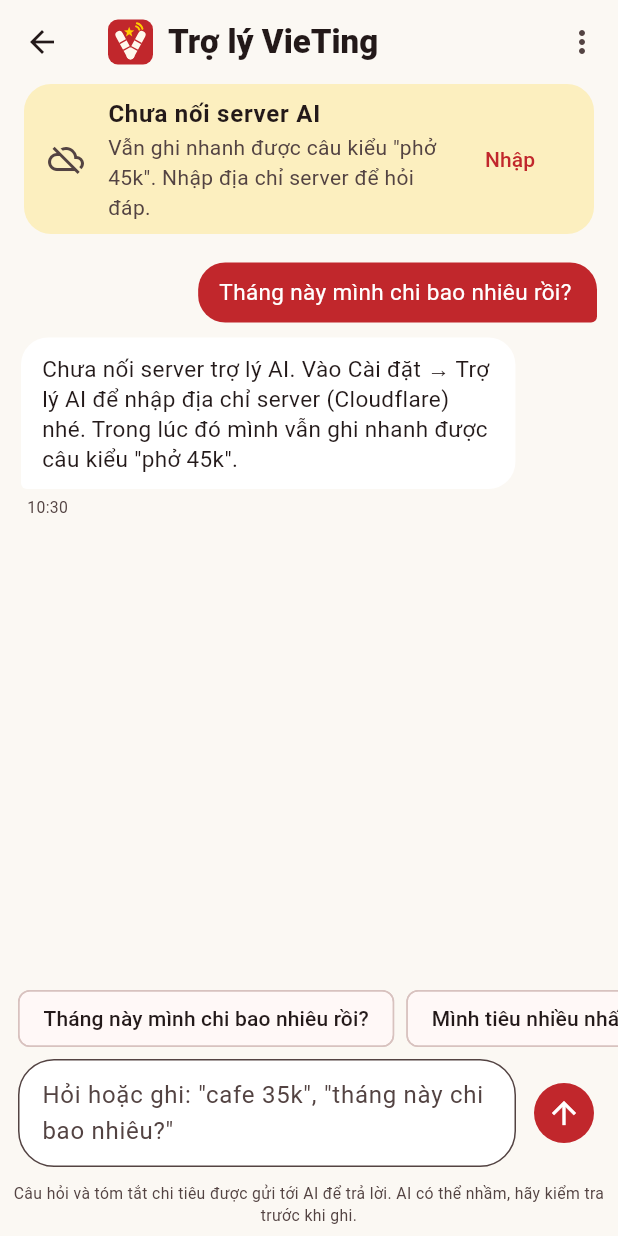
After one commit to phamlongnb2004/vieting, a Flutter app: the AssistantScreen screen opened directly, after a tap on "Tháng này mình chi bao nhiêu rồi?", on a phone screen of 412 x 824 dp. The commit adds this screen. Run offline on Flutter 3.47's test engine with Material 3 defaults, Android fonts, the phone set to English and light mode, and no system bars; our stand-ins replace app_links.

Commit message:
Trợ lý AI: chat hỏi chi tiêu, ghi giao dịch bằng lời, đặt ngân sách (Gemini miễn phí + Workers AI dự phòng)

```diff
--- a/lib/models.dart
+++ b/lib/models.dart
@@ -188,3 +188,49 @@ class NoticeLog {
   factory NoticeLog.fromJson(Map<String, dynamic> j) =>
       NoticeLog(RawNotice.fromJson(Map<String, dynamic>.from(j['n'] as Map)), (j['s'] ?? 'unparsed') as String, j['t'] as String?);
 }
+
+/// Một tin nhắn trong khung trò chuyện với trợ lý AI (chỉ lưu trên máy).
+class ChatMsg {
+  final String role; // user | model
+  final String text;
+  final List<Map<String, dynamic>> actions; // add_txn | set_budget
+  final List<String> status; // '' | done | skip, theo từng hành động
+  final DateTime time;
+  final bool error;
+
+  ChatMsg({
+    required this.role,
+    required this.text,
+    List<Map<String, dynamic>>? actions,
+    List<String>? status,
+    DateTime? time,
+    this.error = false,
+  })  : actions = actions ?? [],
+        status = status ?? List.filled((actions ?? []).length, '', growable: true),
+        time = time ?? DateTime.now();
+
+  Map<String, dynamic> toJson() => {
+        'r': role,
+        't': text,
+        if (actions.isNotEmpty) 'a': actions,
+        if (actions.isNotEmpty) 's': status,
+        'tm': time.millisecondsSinceEpoch,
+        if (error) 'e': true,
+      };
+
+  factory ChatMsg.fromJson(Map<String, dynamic> j) {
+    final acts = ((j['a'] as List?) ?? []).map((e) => Map<String, dynamic>.from(e as Map)).toList();
+    final st = ((j['s'] as List?) ?? []).map((e) => e.toString()).toList();
+    while (st.length < acts.length) {
+      st.add('');
+    }
+    return ChatMsg(
+      role: (j['r'] ?? 'user') as String,
+      text: (j['t'] ?? '') as String,
+      actions: acts,
+      status: st,
+      time: DateTime.fromMillisecondsSinceEpoch((j['tm'] as num?)?.toInt() ?? nowMs()),
+      error: j['e'] == true,
+    );
+  }
+}
--- /dev/null
+++ b/lib/parser/quick_add.dart
@@ -0,0 +1,58 @@
+import '../categories.dart';
+import '../util/text.dart';
+
+/// Đọc nhanh câu ghi chép kiểu "phở 45k", "nhận lương 15tr", "+1tr2 bán đồ cũ" khi không có AI.
+class QuickAdd {
+  final int amount;
+  final bool income;
+  final String note;
+  final String categoryId;
+  const QuickAdd(this.amount, this.income, this.note, this.categoryId);
+
+  static final _amountRe = RegExp(
+      r'([+-])?\s*(\d+(?:[.,]\d+)*)\s*(?:(k|nghin|ngan|trieu|tr|cu|m|ty|ti|dong|vnd|d)(?![a-z]))?\s*(\d{1,3})?(?!\d)');
+
+  static final _incomeWords = RegExp(r'\b(nhan|luong|thuong|duoc cho|duoc tang|ban do|ban hang|thu tien|hoan tien|tien lai)\b');
+
+  /// Trả về null nếu không thấy số tiền hợp lý.
+  static QuickAdd? parse(String text, Map<String, String> learned) {
+    final f = fold(text);
+    for (final m in _amountRe.allMatches(f)) {
+      final numStr = m.group(2)!;
+      final unit = m.group(3) ?? '';
+      final tail = m.group(4);
+      double base;
+      final cleaned = numStr.replaceAll(RegExp(r'[.,](?=\d{3}\b)'), '');
+      base = double.tryParse(cleaned.replaceAll(',', '.')) ?? 0;
+      int amount;
+      switch (unit) {
+        case 'k':
+        case 'nghin':
+        case 'ngan':
+          amount = (base * 1000).round();
+        case 'tr':
+        case 'trieu':
+        case 'cu':
+        case 'm':
+          amount = (base * 1000000).round();
+          // "1tr2" = 1.200.000, "1tr25" = 1.250.000
+          if (tail != null) amount += (int.parse(tail.padRight(3, '0').substring(0, 3)) * 1000);
+        case 'ty':
+        case 'ti':
+          amount = (base * 1000000000).round();
+        default:
+          amount = base.round();
+      }
+      if (amount <= 0) continue;
+      if (unit.isEmpty && amount < 1000) continue; // "2 ly", "3 người"... không phải tiền
+      final src = f.length == text.length ? text : f;
+      final rest = ('${src.substring(0, m.start)} ${src.substring(m.end)}')
+          .replaceAll(RegExp(r'\s+'), ' ')
+          .trim();
+      final income = m.group(1) == '+' || (m.group(1) != '-' && _incomeWords.hasMatch(f));
+      final note = rest.isEmpty ? (income ? 'Khoản thu' : 'Khoản chi') : rest;
+      return QuickAdd(amount, income, note, guessCategory(income, note, learned));
+    }
+    return null;
+  }
+}
--- /dev/null
+++ b/lib/screens/assistant.dart
@@ -0,0 +1,342 @@
+import 'package:flutter/material.dart';
+
+import '../models.dart';
+import '../services/assistant.dart';
+import '../store.dart';
+import '../theme.dart';
+import '../util/format.dart';
+import '../widgets/logo.dart';
+import 'edit_txn.dart';
+
+const _suggestions = [
+  'Tháng này mình chi bao nhiêu rồi?',
+  'Mình tiêu nhiều nhất vào đâu?',
+  'Ăn phở 45k',
+  'Đặt ngân sách ăn uống 3 triệu',
+  'So với tháng trước thế nào?',
+  'Gợi ý cách tiết kiệm cho mình',
+];
+
+/// Trò chuyện với trợ lý AI: hỏi về chi tiêu, ghi giao dịch bằng lời, đặt ngân sách.
+class AssistantScreen extends StatefulWidget {
+  const AssistantScreen({super.key});
+
+  @override
+  State<AssistantScreen> createState() => _AssistantScreenState();
+}
+
+class _AssistantScreenState extends State<AssistantScreen> {
+  final _input = TextEditingController();
+  final _scroll = ScrollController();
+  bool _busy = false;
+
+  @override
+  void dispose() {
+    _input.dispose();
+    _scroll.dispose();
+    super.dispose();
+  }
+
+  void _toBottom() {
+    WidgetsBinding.instance.addPostFrameCallback((_) {
+      if (_scroll.hasClients) {
+        _scroll.animateTo(_scroll.position.maxScrollExtent + 200,
+            duration: const Duration(milliseconds: 250), curve: Curves.easeOut);
+      }
+    });
+  }
+
+  Future<void> _send([String? preset]) async {
+    final text = (preset ?? _input.text).trim();
+    if (text.isEmpty || _busy) return;
+    final store = StoreScope.read(context);
+    _input.clear();
+    store.addChat(ChatMsg(role: 'user', text: text));
+    setState(() => _busy = true);
+    _toBottom();
+    final r = await Assistant.ask(store, text);
+    if (!mounted) return;
+    store.addChat(Assistant.toMsg(r));
+    setState(() => _busy = false);
+    _toBottom();
+  }
+
+  Future<void> _serverDialog() async {
+    final store = StoreScope.read(context);
+    final c = TextEditingController(text: store.serverUrl);
+    final ok = await showDialog<bool>(
+      context: context,
+      builder: (ctx) => AlertDialog(
+        title: const Text('Địa chỉ server trợ lý'),
+        content: SizedBox(
+          width: 360,
+          child: TextField(
+            controller: c,
+            keyboardType: TextInputType.url,
+            decoration: const InputDecoration(hintText: 'https://vieting.xxx.workers.dev'),
+          ),
+        ),
+        actions: [
+          TextButton(onPressed: () => Navigator.pop(ctx, false), child: const Text('Hủy')),
+          FilledButton(onPressed: () => Navigator.pop(ctx, true), child: const Text('Lưu')),
+        ],
+      ),
+    );
+    if (ok == true) store.setServerUrl(c.text);
+  }
+
+  @override
+  Widget build(BuildContext context) {
+    final store = StoreScope.of(context);
+    final cs = Theme.of(context).colorScheme;
+    final msgs = store.chat;
+
+    return Scaffold(
+      appBar: AppBar(
+        title: const Row(children: [
+          CoinLogo(size: 30),
+          SizedBox(width: 10),
+          Text('Trợ lý VieTing', style: TextStyle(fontWeight: FontWeight.w800)),
+        ]),
+        actions: [
+          PopupMenuButton<String>(
+            onSelected: (v) {
+              if (v == 'server') _serverDialog();
+              if (v == 'clear') store.clearChat();
+            },
+            itemBuilder: (_) => const [
+              PopupMenuItem(value: 'server', child: Text('Địa chỉ server')),
+              PopupMenuItem(value: 'clear', child: Text('Xóa cuộc trò chuyện')),
+            ],
+          ),
+        ],
+      ),
+      body: Column(children: [
+        if (store.serverUrl.isEmpty)
+          Padding(
+            padding: const EdgeInsets.fromLTRB(16, 0, 16, 8),
+            child: Card(
+              color: Brand.yellow.withAlpha(55),
+              child: ListTile(
+                leading: const Icon(Icons.cloud_off_outlined),
+                title: const Text('Chưa nối server AI', style: TextStyle(fontWeight: FontWeight.w700)),
+                subtitle: const Text('Vẫn ghi nhanh được câu kiểu "phở 45k". Nhập địa chỉ server để hỏi đáp.'),
+                trailing: TextButton(onPressed: _serverDialog, child: const Text('Nhập')),
+              ),
+            ),
+          ),
+        Expanded(
+          child: msgs.isEmpty
+              ? _Empty(onPick: _send)
+              : ListView.builder(
+                  controller: _scroll,
+                  padding: const EdgeInsets.fromLTRB(14, 6, 14, 12),
+                  itemCount: msgs.length + (_busy ? 1 : 0),
+                  itemBuilder: (context, i) {
+                    if (i == msgs.length) return const _Typing();
+                    return _Bubble(msg: msgs[i]);
+                  },
+                ),
+        ),
+        if (msgs.isNotEmpty && !_busy)
+          SizedBox(
+            height: 42,
+            child: ListView(
+              scrollDirection: Axis.horizontal,
+              padding: const EdgeInsets.symmetric(horizontal: 12),
+              children: [
+                for (final s in _suggestions)
+                  Padding(
+                    padding: const EdgeInsets.only(right: 8),
+                    child: ActionChip(label: Text(s), onPressed: () => _send(s)),
+                  ),
+              ],
+            ),
+          ),
+        SafeArea(
+          top: false,
+          child: Padding(
+            padding: const EdgeInsets.fromLTRB(12, 6, 12, 10),
+            child: Row(children: [
+              Expanded(
+                child: TextField(
+                  controller: _input,
+                  minLines: 1,
+                  maxLines: 4,
+                  textInputAction: TextInputAction.send,
+                  onSubmitted: (_) => _send(),
+                  decoration: InputDecoration(
+                    hintText: 'Hỏi hoặc ghi: "cafe 35k", "tháng này chi bao nhiêu?"',
+                    isDense: true,
+                    border: OutlineInputBorder(borderRadius: BorderRadius.circular(24)),
+                  ),
+                ),
+              ),
+              const SizedBox(width: 8),
+              IconButton.filled(
+                onPressed: _busy ? null : () => _send(),
+                icon: const Icon(Icons.arrow_upward),
+              ),
+            ]),
+          ),
+        ),
+        Padding(
+          padding: const EdgeInsets.only(bottom: 6),
+          child: Text('Câu hỏi và tóm tắt chi tiêu được gửi tới AI để trả lời. AI có thể nhầm, hãy kiểm tra trước khi ghi.',
+              textAlign: TextAlign.center, style: TextStyle(fontSize: 10.5, color: cs.onSurfaceVariant)),
+        ),
+      ]),
+    );
+  }
+}
+
+class _Empty extends StatelessWidget {
+  final void Function(String) onPick;
+  const _Empty({required this.onPick});
+
+  @override
+  Widget build(BuildContext context) {
+    final cs = Theme.of(context).colorScheme;
+    return ListView(
+      padding: const EdgeInsets.all(24),
+      children: [
+        const SizedBox(height: 20),
+        const Center(child: CoinLogo(size: 72)),
+        const SizedBox(height: 14),
+        const Center(
+          child: Text('Chào bạn, mình là trợ lý VieTing', style: TextStyle(fontSize: 18, fontWeight: FontWeight.w800)),
+        ),
+        const SizedBox(height: 6),
+        Text(
+          'Hỏi mình về chi tiêu, nhờ ghi giao dịch bằng một câu ("ăn phở 45k") hoặc đặt ngân sách. '
+          'Mình luôn hỏi lại trước khi ghi.',
+          textAlign: TextAlign.center,
+          style: TextStyle(color: cs.onSurfaceVariant),
+        ),
+        const SizedBox(height: 20),
+        Wrap(
+          alignment: WrapAlignment.center,
+          spacing: 8,
+          runSpacing: 8,
+          children: [for (final s in _suggestions) ActionChip(label: Text(s), onPressed: () => onPick(s))],
+        ),
+      ],
+    );
+  }
+}
+
+class _Typing extends StatelessWidget {
+  const _Typing();
+
+  @override
+  Widget build(BuildContext context) => Align(
+        alignment: Alignment.centerLeft,
+        child: Container(
+          margin: const EdgeInsets.symmetric(vertical: 6),
+          padding: const EdgeInsets.symmetric(horizontal: 16, vertical: 12),
+          decoration: BoxDecoration(
+            color: Theme.of(context).cardTheme.color,
+            borderRadius: BorderRadius.circular(18),
+          ),
+          child: const SizedBox(width: 22, height: 14, child: LinearProgressIndicator(minHeight: 3)),
+        ),
+      );
+}
+
+class _Bubble extends StatelessWidget {
+  final ChatMsg msg;
+  const _Bubble({required this.msg});
+
+  @override
+  Widget build(BuildContext context) {
+    final store = StoreScope.of(context);
+    final cs = Theme.of(context).colorScheme;
+    final mine = msg.role == 'user';
+    final maxW = MediaQuery.sizeOf(context).width * 0.8;
+    return Align(
+      alignment: mine ? Alignment.centerRight : Alignment.centerLeft,
+      child: ConstrainedBox(
+        constraints: BoxConstraints(maxWidth: maxW > 560 ? 560 : maxW),
+        child: Column(
+          crossAxisAlignment: mine ? CrossAxisAlignment.end : CrossAxisAlignment.start,
+          children: [
+            Container(
+              margin: const EdgeInsets.symmetric(vertical: 5),
+              padding: const EdgeInsets.symmetric(horizontal: 14, vertical: 10),
+              decoration: BoxDecoration(
+                color: mine ? Brand.red : Theme.of(context).cardTheme.color,
+                borderRadius: BorderRadius.only(
+                  topLeft: const Radius.circular(18),
+                  topRight: const Radius.circular(18),
+                  bottomLeft: Radius.circular(mine ? 18 : 4),
+                  bottomRight: Radius.circular(mine ? 4 : 18),
+                ),
+              ),
+              child: SelectableText(msg.text,
+                  style: TextStyle(color: mine ? Colors.white : cs.onSurface, fontSize: 15, height: 1.35)),
+            ),
+            for (var i = 0; i < msg.actions.length; i++)
+              Container(
+                margin: const EdgeInsets.only(bottom: 6),
+                padding: const EdgeInsets.fromLTRB(12, 8, 8, 8),
+                decoration: BoxDecoration(
+                  border: Border.all(color: Brand.bamboo.withAlpha(120)),
+                  borderRadius: BorderRadius.circular(14),
+                  color: Brand.bamboo.withAlpha(18),
+                ),
+                child: Row(children: [
+                  Icon(msg.actions[i]['type'] == 'add_txn' ? Icons.edit_note : Icons.savings_outlined,
+                      color: Brand.bamboo, size: 20),
+                  const SizedBox(width: 8),
+                  Flexible(child: Text(Assistant.describe(msg.actions[i]), style: const TextStyle(fontWeight: FontWeight.w600))),
+                  const SizedBox(width: 6),
+                  if (msg.status[i] == 'done')
+                    const Padding(
+                      padding: EdgeInsets.all(6),
+                      child: Row(mainAxisSize: MainAxisSize.min, children: [
+                        Icon(Icons.check_circle, color: Brand.bamboo, size: 18),
+                        SizedBox(width: 4),
+                        Text('Đã xong', style: TextStyle(color: Brand.bamboo, fontWeight: FontWeight.w700)),
+                      ]),
+                    )
+                  else if (msg.status[i] == 'skip')
+                    Padding(
+                      padding: const EdgeInsets.all(6),
+                      child: Text('Đã bỏ qua', style: TextStyle(color: cs.onSurfaceVariant)),
+                    )
+                  else ...[
+                    TextButton(onPressed: () => store.skipAction(msg, i), child: const Text('Bỏ')),
+                    FilledButton(
+                      style: FilledButton.styleFrom(backgroundColor: Brand.bamboo, visualDensity: VisualDensity.compact),
+                      onPressed: () {
+                        final r = store.applyAction(msg, i);
+                        final isTxn = r.startsWith('txn:');
+                        ScaffoldMessenger.of(context).showSnackBar(SnackBar(
+                          content: Text(isTxn ? 'Đã ghi giao dịch' : 'Đã đặt ngân sách'),
+                          action: isTxn
+                              ? SnackBarAction(
+                                  label: 'Sửa',
+                                  onPressed: () {
+                                    final t = store.txns[r.substring(4)];
+                                    if (t != null) openEditTxn(context, t);
+                                  },
+                                )
+                              : null,
+                        ));
+                      },
+                      child: Text(msg.actions[i]['type'] == 'add_txn' ? 'Ghi' : 'Đặt'),
+                    ),
+                  ],
+                ]),
+              ),
+            if (!mine && msg.actions.isEmpty)
+              Padding(
+                padding: const EdgeInsets.only(left: 4, bottom: 4),
+                child: Text(hm(msg.time), style: TextStyle(fontSize: 10.5, color: cs.onSurfaceVariant)),
+              ),
+          ],
+        ),
+      ),
+    );
+  }
+}
--- a/lib/screens/home_shell.dart
+++ b/lib/screens/home_shell.dart
@@ -9,6 +9,7 @@ import '../models.dart';
 import '../services/notify_bridge.dart';
 import '../store.dart';
 import '../util/format.dart';
+import 'assistant.dart';
 import 'budgets.dart';
 import 'edit_txn.dart';
 import 'overview.dart';
@@ -118,12 +119,14 @@ class _HomeShellState extends State<HomeShell> with WidgetsBindingObserver {
     final pages = [
       OverviewScreen(onSeeAll: () => setState(() => _tab = 1)),
       const TransactionsScreen(),
+      const AssistantScreen(),
       const BudgetsScreen(),
       const SettingsScreen(),
     ];
     const items = [
       (Icons.space_dashboard_outlined, Icons.space_dashboard, 'Tổng quan'),
       (Icons.receipt_long_outlined, Icons.receipt_long, 'Giao dịch'),
+      (Icons.auto_awesome_outlined, Icons.auto_awesome, 'Trợ lý'),
       (Icons.savings_outlined, Icons.savings, 'Ngân sách'),
       (Icons.settings_outlined, Icons.settings, 'Cài đặt'),
     ];
--- /dev/null
+++ b/lib/services/assistant.dart
@@ -0,0 +1,141 @@
+import 'dart:convert';
+
+import 'package:http/http.dart' as http;
+
+import '../categories.dart';
+import '../models.dart';
+import '../parser/quick_add.dart';
+import '../store.dart';
+import '../util/format.dart';
+
+class AssistantReply {
+  final String text;
+  final List<Map<String, dynamic>> actions;
+  final bool offline;
+  const AssistantReply(this.text, this.actions, {this.offline = false});
+}
+
+/// Gọi trợ lý AI qua server VieTing (/api/chat). Khóa AI nằm trên server, app chỉ gửi câu hỏi + tóm tắt chi tiêu.
+class Assistant {
+  static String _d(DateTime d) => '${d.year}-${two(d.month)}-${two(d.day)}';
+  static String _m(int v) => groupDigits(v);
+
+  /// Tóm tắt dữ liệu chi tiêu gửi kèm câu hỏi (không gửi nội dung thông báo gốc).
+  static String buildContext(AppStore s) {
+    final now = DateTime.now();
+    final prev = DateTime(now.year, now.month - 1);
+    final b = StringBuffer();
+    b.writeln('Tổng số dư các ví: ${_m(s.totalBalance)} đ');
+    b.writeln('Ví: ${s.activeWallets.map((w) => '${w.name} ${_m(s.walletBalance(w))} đ').join('; ')}');
+    void month(String label, int y, int m) {
+      final t = s.monthTotals(y, m);
+      final cats = s.expenseByCategory(y, m).entries.toList()..sort((a, b) => b.value.compareTo(a.value));
+      b.writeln('$label (tháng $m/$y): thu ${_m(t.income)} đ, chi ${_m(t.expense)} đ');
+      if (cats.isNotEmpty) {
+        b.writeln('  Chi theo danh mục: ${cats.map((e) => '${catById(e.key).name} ${_m(e.value)} đ').join('; ')}');
+      }
+    }
+
+    month('Tháng này', now.year, now.month);
+    b.writeln('  Đã qua ${now.day}/${DateTime(now.year, now.month + 1, 0).day} ngày của tháng');
+    month('Tháng trước', prev.year, prev.month);
+    final budgets = s.activeBudgets;
+    if (budgets.isNotEmpty) {
+      b.writeln('Ngân sách tháng: ${budgets.map((x) {
+        final name = x.id == 'all' ? 'Tổng chi' : catById(x.id).name;
+        return '$name đã chi ${_m(s.spentFor(x.id, now.year, now.month))} / hạn mức ${_m(x.limit)} đ';
+      }).join('; ')}');
+    } else {
+      b.writeln('Chưa đặt ngân sách.');
+    }
+    final recent = s.activeTxns.take(40).toList();
+    b.writeln('${recent.length} giao dịch gần nhất (ngày | số tiền | danh mục | ví | ghi chú):');
+    for (final t in recent) {
+      final note = t.note.length > 50 ? '${t.note.substring(0, 50)}…' : t.note;
+      b.writeln('${_d(t.date)} | ${t.income ? '+' : '-'}${_m(t.amount)} | ${catById(t.categoryId).name} | ${s.walletName(t.walletId)} | $note');
+    }
+    return b.toString();
+  }
+
+  static AssistantReply? _offline(String question, AppStore s, {String? why}) {
+    final q = QuickAdd.parse(question, s.learnedRules);
+    if (q == null) return null;
+    final c = catById(q.categoryId);
+    return AssistantReply(
+      '${why != null ? '$why\n\n' : ''}Mình hiểu là ${q.income ? 'khoản thu' : 'khoản chi'} ${money(q.amount)} (${c.name}). Bấm "Ghi" để thêm nhé.',
+      [
+        {'type': 'add_txn', 'amount': q.amount, 'income': q.income, 'category': q.categoryId, 'note': q.note, 'date': ''}
+      ],
+      offline: true,
+    );
+  }
+
+  static Future<AssistantReply> ask(AppStore s, String question) async {
+    final base = s.serverUrl.replaceAll(RegExp(r'/+$'), '');
+    if (base.isEmpty) {
+      return _offline(question, s, why: 'Chưa nối server trợ lý AI nên mình chỉ ghi nhanh được thôi.') ??
+          const AssistantReply(
+              'Chưa nối server trợ lý AI. Vào Cài đặt → Trợ lý AI để nhập địa chỉ server (Cloudflare) nhé. Trong lúc đó mình vẫn ghi nhanh được câu kiểu "phở 45k".',
+              []);
+    }
+    final history = s.chat
+        .where((m) => !m.error)
+        .toList()
+        .reversed
+        .take(12)
+        .toList()
+        .reversed
+        .map((m) => {'role': m.role, 'text': m.text})
+        .toList();
+    if (history.isEmpty || history.last['text'] != question) history.add({'role': 'user', 'text': question});
+    try {
+      final res = await http
+          .post(
+            Uri.parse('$base/api/chat'),
+            headers: {
+              'content-type': 'application/json',
+              if (s.token.isNotEmpty) 'authorization': 'Bearer ${s.token}',
+            },
+            body: jsonEncode({'messages': history, 'context': buildContext(s), 'today': _d(DateTime.now())}),
+          )
+          .timeout(const Duration(seconds: 45));
+      Map<String, dynamic> body;
+      try {
+        body = Map<String, dynamic>.from(jsonDecode(utf8.decode(res.bodyBytes)) as Map);
+      } catch (_) {
+        body = {'error': 'Server trả về dữ liệu lạ (${res.statusCode})'};
+      }
+      if (res.statusCode != 200) {
+        final err = (body['error'] ?? 'Lỗi server (${res.statusCode})').toString();
+        return _offline(question, s, why: err) ?? AssistantReply(err, const []);
+      }
+      final acts = ((body['actions'] as List?) ?? [])
+          .whereType<Map>()
+          .map((e) => Map<String, dynamic>.from(e))
+          .where((a) => (a['type'] == 'add_txn' && a['amount'] is num) || (a['type'] == 'set_budget' && a['limit'] is num))
+          .toList();
+      return AssistantReply((body['reply'] ?? '').toString(), acts);
+    } catch (_) {
+      return _offline(question, s, why: 'Không kết nối được trợ lý AI.') ??
+          const AssistantReply('Không kết nối được trợ lý AI. Kiểm tra mạng rồi thử lại nhé.', []);
+    }
+  }
+
+  /// Câu mô tả một hành động để hiện trên thẻ xác nhận.
+  static String describe(Map<String, dynamic> a) {
+    if (a['type'] == 'add_txn') {
+      final income = a['income'] == true;
+      final c = catById((a['category'] ?? '') as String);
+      final note = (a['note'] ?? '') as String;
+      final date = DateTime.tryParse((a['date'] ?? '') as String);
+      final when = date != null ? ' · ${two(date.day)}/${two(date.month)}' : '';
+      return '${income ? 'Ghi khoản thu' : 'Ghi khoản chi'} ${money((a['amount'] as num).toInt())} · ${c.name}${note.isNotEmpty ? ' · $note' : ''}$when';
+    }
+    final id = (a['category'] ?? 'all') as String;
+    final name = id == 'all' ? 'tổng chi' : catById(id).name;
+    final limit = (a['limit'] as num).toInt();
+    return limit <= 0 ? 'Bỏ ngân sách $name' : 'Đặt ngân sách $name ${money(limit)}/tháng';
+  }
+
+  static ChatMsg toMsg(AssistantReply r) => ChatMsg(role: 'model', text: r.text, actions: r.actions);
+}
```
Also changed, not shown: lib/screens/settings.dart (+30 -0 lines), lib/store.dart (+65 -0 lines), 7 other files.
